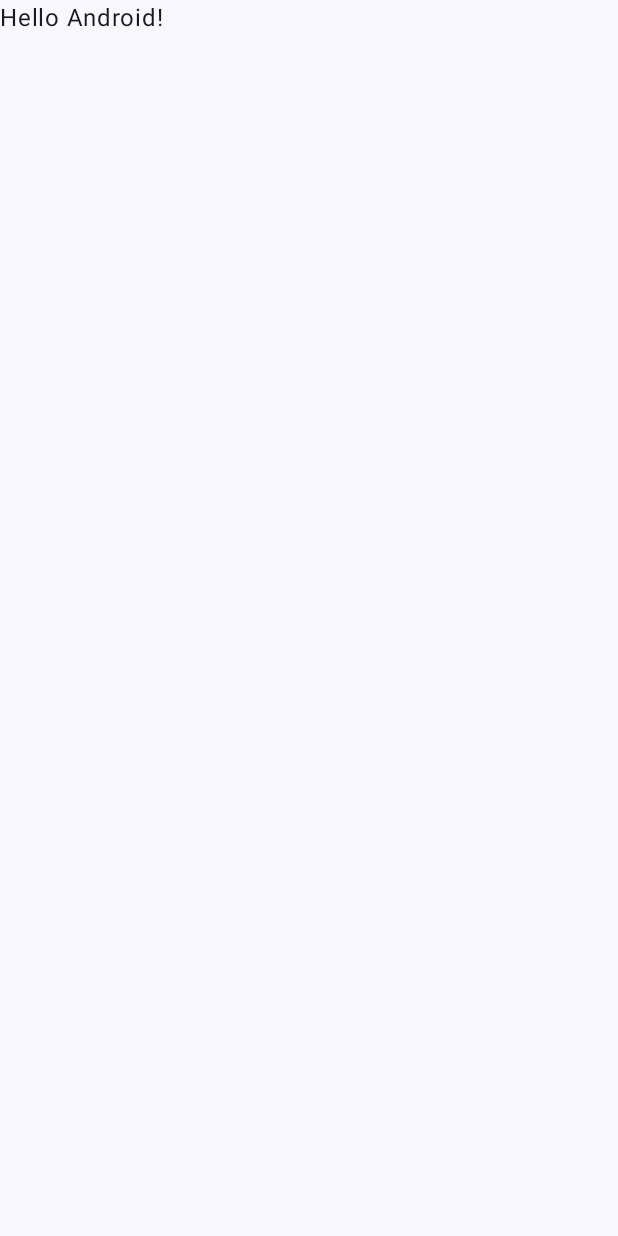
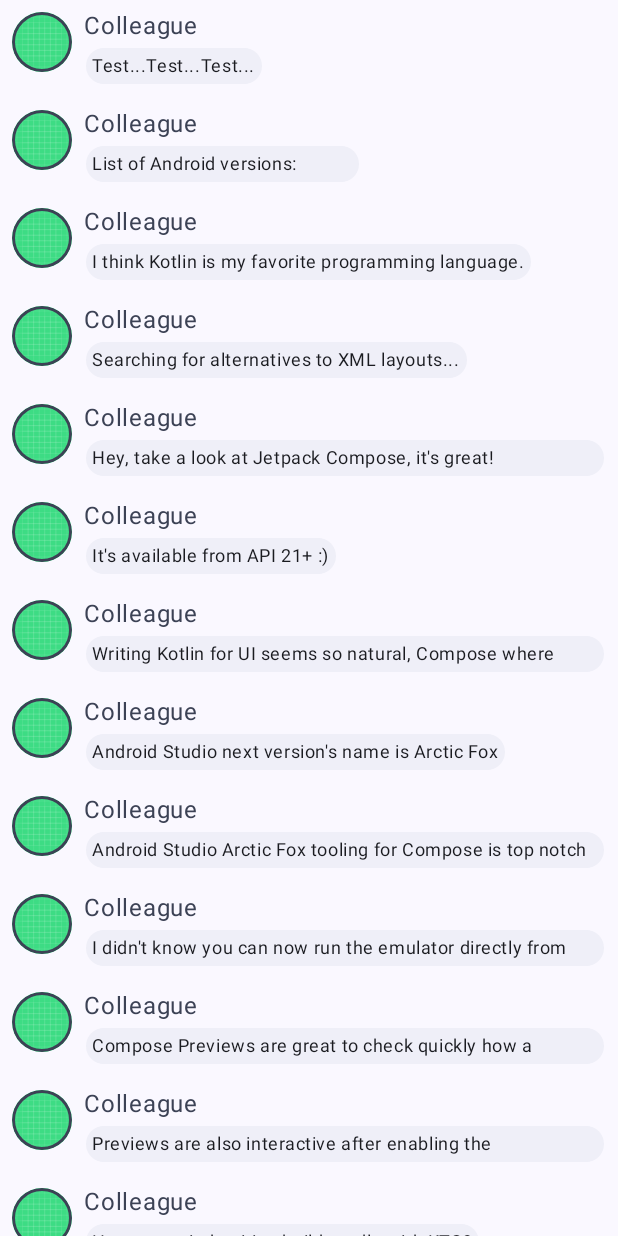
Before and after one commit to AlvaroRadajczykProjects/Plantilla-proyecto-android-jetpack-compose, an Android app built with Jetpack Compose: the screen it shows after launch (MainActivity), on a phone screen of 412 x 824 dp. Before the commit the screen is almost empty. Run offline under Robolectric (Android 15) with nearby library versions, the phone set to English and light mode, and no system bars.

Commit message:
part_1_article_optional

```diff
--- a/app/build.gradle.kts
+++ b/app/build.gradle.kts
@@ -1,6 +1,7 @@
 plugins {
     id("com.android.application")
     id("org.jetbrains.kotlin.android")
+    id("androidx.navigation.safeargs.kotlin")
 }
 
 android {
@@ -51,6 +52,17 @@ android {
 
 dependencies {
 
+    val nav_version = "2.5.3"
+    // Kotlin
+    implementation("androidx.navigation:navigation-fragment-ktx:$nav_version")
+    implementation("androidx.navigation:navigation-ui-ktx:$nav_version")
+    // Feature module Support
+    implementation("androidx.navigation:navigation-dynamic-features-fragment:$nav_version")
+    // Testing Navigation
+    androidTestImplementation("androidx.navigation:navigation-testing:$nav_version")
+    // Jetpack Compose Integration
+    implementation("androidx.navigation:navigation-compose:$nav_version")
+
     implementation("androidx.core:core-ktx:1.9.0")
     implementation("androidx.lifecycle:lifecycle-runtime-ktx:2.6.1")
     implementation("androidx.activity:activity-compose:1.7.0")
--- a/app/src/main/java/com/example/plantillaproyectoandroidjetpackcompose/MainActivity.kt
+++ b/app/src/main/java/com/example/plantillaproyectoandroidjetpackcompose/MainActivity.kt
@@ -1,6 +1,161 @@
 package com.example.plantillaproyectoandroidjetpackcompose
 
 import android.os.Bundle
+import androidx.activity.ComponentActivity
+import androidx.activity.compose.setContent
+import androidx.compose.foundation.layout.Column
+import androidx.compose.material3.Text
+import androidx.compose.runtime.Composable
+import androidx.compose.ui.tooling.preview.Preview
+
+//import images:
+import androidx.compose.foundation.Image
+import androidx.compose.foundation.layout.Row
+import androidx.compose.ui.res.painterResource
+
+//layout
+import androidx.compose.foundation.layout.Spacer
+import androidx.compose.foundation.layout.fillMaxSize
+import androidx.compose.foundation.layout.height
+import androidx.compose.foundation.layout.padding
+import androidx.compose.foundation.layout.size
+import androidx.compose.foundation.layout.width
+import androidx.compose.foundation.shape.CircleShape
+import androidx.compose.material3.Surface
+import androidx.compose.ui.Modifier
+import androidx.compose.ui.draw.clip
+import androidx.compose.ui.unit.dp
+
+//paso 3
+import com.example.plantillaproyectoandroidjetpackcompose.ui.theme.PlantillaProyectoAndroidJetpackComposeTheme
+import androidx.compose.foundation.border
+import androidx.compose.material3.MaterialTheme
+
+//paso 4
+import androidx.compose.foundation.lazy.LazyColumn
+import androidx.compose.foundation.lazy.items
+import androidx.compose.runtime.remember
+import androidx.compose.runtime.mutableStateOf
+import androidx.compose.runtime.setValue
+import androidx.compose.runtime.getValue
+import androidx.compose.foundation.clickable
+import androidx.compose.animation.animateColorAsState
+import androidx.compose.animation.animateContentSize
+
+class MainActivity : ComponentActivity() {
+    override fun onCreate(savedInstanceState: Bundle?) {
+        super.onCreate(savedInstanceState)
+        setContent {
+            PlantillaProyectoAndroidJetpackComposeTheme {
+                Surface(modifier = Modifier.fillMaxSize()){
+                    //One card, until step 4
+                    //MessageCard(Message("Android", "Jetpack Compose"))
+                    //Multiple cards
+                    Conversation(SampleData.conversationSample)
+                }
+            }
+        }
+    }
+}
+
+data class Message(val author : String, val body: String)
+
+@Composable
+fun Conversation(messages: List<Message>) {
+    LazyColumn {
+        items(messages) { message ->
+            MessageCard(message)
+        }
+    }
+}
+
+@Composable //permite que esta clase? pueda llamarse dentro de setContent
+fun MessageCard(msg: Message) {
+    // Add padding around our message
+    Row(modifier = Modifier.padding(all = 8.dp)) {
+        Image(
+            painter = painterResource(R.drawable.ic_launcher_background),
+            contentDescription = "Contact profile picture",
+            modifier = Modifier
+                // Set image size to 40 dp
+                .size(40.dp)
+                // Clip image to be shaped as a circle
+                .clip(CircleShape)
+                .border(1.5.dp, MaterialTheme.colorScheme.secondary, CircleShape)
+        )
+
+        // Add a horizontal space between the image and the column
+        Spacer(modifier = Modifier.width(8.dp))
+
+        // We keep track if the message is expanded or not in this
+        // variable
+        var isExpanded by remember { mutableStateOf(false) }
+        // surfaceColor will be updated gradually from one color to the other
+        val surfaceColor by animateColorAsState(
+            if (isExpanded) MaterialTheme.colorScheme.primary else MaterialTheme.colorScheme.surface,
+            label = "",
+        )
+
+        // We toggle the isExpanded variable when we click on this Column
+        Column(modifier = Modifier.clickable { isExpanded = !isExpanded }) {
+            Text(
+                text = msg.author,
+                color = MaterialTheme.colorScheme.secondary,
+                style = MaterialTheme.typography.bodyLarge
+            )
+            // Add a vertical space between the author and message texts
+            Spacer(modifier = Modifier.height(4.dp))
+
+            Surface(
+                shape = MaterialTheme.shapes.medium,
+                tonalElevation = 1.dp,
+                // surfaceColor color will be changing gradually from primary to surface
+                color = surfaceColor,
+                // animateContentSize will change the Surface size gradually
+                modifier = Modifier.animateContentSize().padding(1.dp)) {
+                Text(
+                    text = msg.body,
+                    modifier = Modifier.padding(all = 4.dp),
+                    // If the message is expanded, we display all its content
+                    // otherwise we only display the first line
+                    maxLines = if (isExpanded) Int.MAX_VALUE else 1,
+                    style = MaterialTheme.typography.bodySmall
+                )
+            }
+        }
+    }
+}
+
+//Preview para una sola message card
+
+/*@Preview(name = "Light Mode")
+@Preview(
+    uiMode = Configuration.UI_MODE_NIGHT_YES,
+    showBackground = true,
+    name = "Dark Mode"
+)*/
+/*@Preview //permite que se pueda visualizar cómo funciona una función al poner el modo split/design dentro de android studio
+@Composable
+fun PreviewMessageCard() {
+    PlantillaProyectoAndroidJetpackComposeTheme {
+        Surface {
+            MessageCard(Message("Android", "Jetpack Compose"))
+        }
+    }
+}*/
+
+//Paso 4. Preview para varias message cards
+
+@Preview
+@Composable
+fun PreviewConversation() {
+    PlantillaProyectoAndroidJetpackComposeTheme {
+        Conversation(SampleData.conversationSample)
+    }
+}
+
+
+/*import android.os.Bundle
 import androidx.activity.ComponentActivity
 import androidx.activity.compose.setContent
 import androidx.compose.foundation.layout.fillMaxSize
@@ -43,4 +198,4 @@ fun GreetingPreview() {
     PlantillaProyectoAndroidJetpackComposeTheme {
         Greeting("Android")
     }
-}
+}*/
--- /dev/null
+++ b/app/src/main/java/com/example/plantillaproyectoandroidjetpackcompose/SampleData.kt
@@ -0,0 +1,74 @@
+package com.example.plantillaproyectoandroidjetpackcompose
+
+import com.example.plantillaproyectoandroidjetpackcompose.Message
+
+object SampleData {
+    // Sample conversation data
+    val conversationSample = listOf(
+        Message(
+            "Colleague",
+            "Test...Test...Test..."
+        ),
+        Message(
+            "Colleague",
+            "List of Android versions:\n" +
+                    "Android KitKat (API 19)\n" +
+                    "Android Lollipop (API 21)\n" +
+                    "Android Marshmallow (API 23)\n" +
+                    "Android Nougat (API 24)\n" +
+                    "Android Oreo (API 26)\n" +
+                    "Android Pie (API 28)\n" +
+                    "Android 10 (API 29)\n" +
+                    "Android 11 (API 30)\n" +
+                    "Android 12 (API 31)\n"
+        ),
+        Message(
+            "Colleague",
+            "I think Kotlin is my favorite programming language.\n" +
+                    "It's so much fun!"
+        ),
+        Message(
+            "Colleague",
+            "Searching for alternatives to XML layouts..."
+        ),
+        Message(
+            "Colleague",
+            "Hey, take a look at Jetpack Compose, it's great!\n" +
+                    "It's the Android's modern toolkit for building native UI." +
+                    "It simplifies and accelerates UI development on Android." +
+                    "Less code, powerful tools, and intuitive Kotlin APIs :)"
+        ),
+        Message(
+            "Colleague",
+            "It's available from API 21+ :)"
+        ),
+        Message(
+            "Colleague",
+            "Writing Kotlin for UI seems so natural, Compose where have you been all my life?"
+        ),
+        Message(
+            "Colleague",
+            "Android Studio next version's name is Arctic Fox"
+        ),
+        Message(
+            "Colleague",
+            "Android Studio Arctic Fox tooling for Compose is top notch ^_^"
+        ),
+        Message(
+            "Colleague",
+            "I didn't know you can now run the emulator directly from Android Studio"
+        ),
+        Message(
+            "Colleague",
+            "Compose Previews are great to check quickly how a composable layout looks like"
+        ),
+        Message(
+            "Colleague",
+            "Previews are also interactive after enabling the experimental setting"
+        ),
+        Message(
+            "Colleague",
+            "Have you tried writing build.gradle with KTS?"
+        ),
+    )
+}
--- a/build.gradle.kts
+++ b/build.gradle.kts
@@ -3,3 +3,13 @@ plugins {
     id("com.android.application") version "8.1.1" apply false
     id("org.jetbrains.kotlin.android") version "1.8.10" apply false
 }
+
+buildscript {
+    repositories {
+        google()
+    }
+    dependencies {
+        val nav_version = "2.5.3"
+        classpath("androidx.navigation:navigation-safe-args-gradle-plugin:$nav_version")
+    }
+}
```
